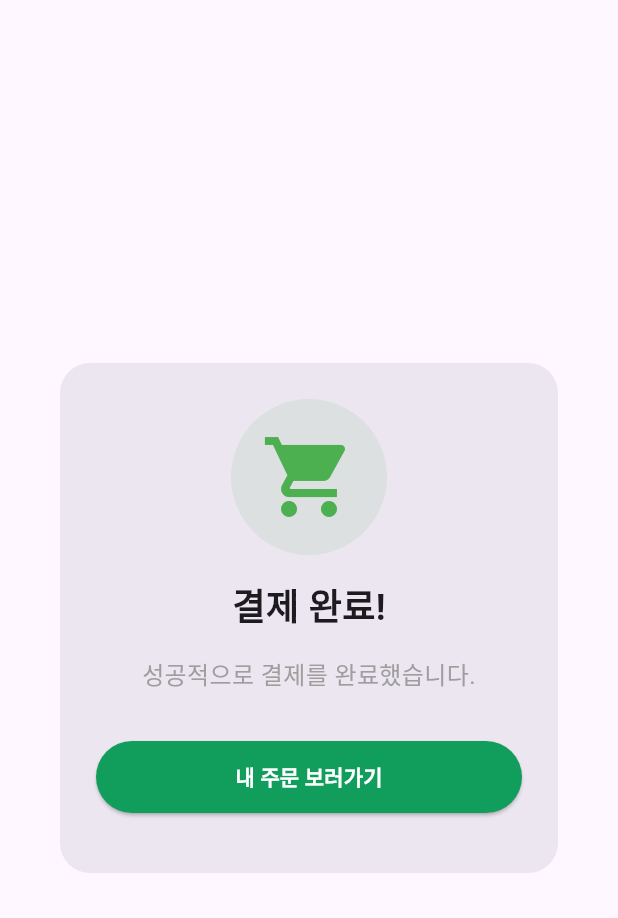
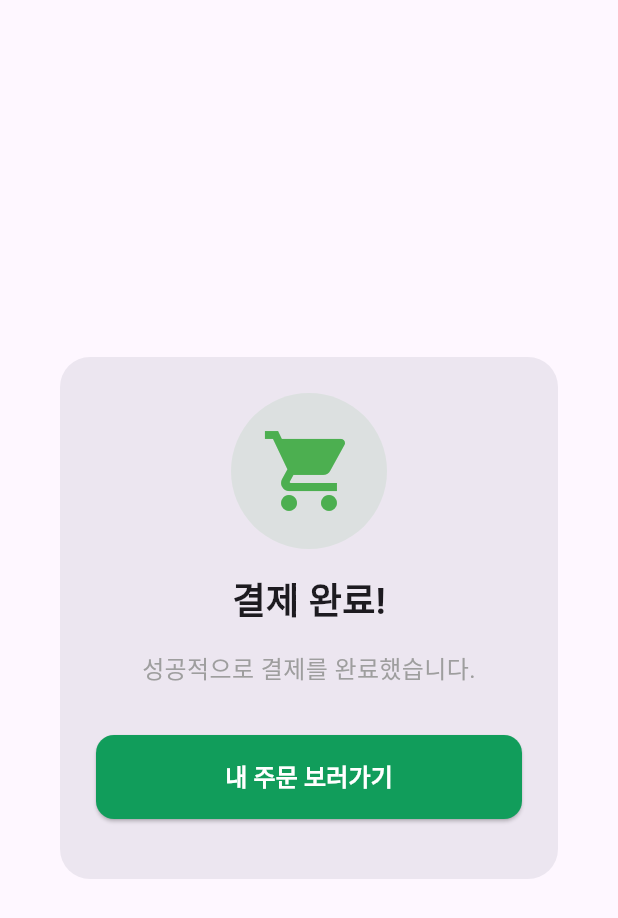
Before and after one commit to iamcharlotte09/toss_payment, a Flutter app: the PaymentSuccessDialog widget shown alone on an empty page, opened directly with empty values, on a phone screen of 412 x 824 dp. Shown: the top 918 px of the screen. Run offline on Flutter 3.47's test engine with Material 3 defaults, Android fonts, the phone set to English and light mode, and no system bars; our stand-ins replace bloc, flutter_bloc, supabase_flutter; missing offline and left inert: tosspayments_widget_sdk_flutter; accounts and stored records are empty; network calls fail.

Commit message:
changed all elevated button to custom button

```diff
--- a/lib/comp/payment_success.comp.dart
+++ b/lib/comp/payment_success.comp.dart
@@ -1,4 +1,5 @@
 import 'package:commerce_app/bloc/order.bloc.dart';
+import 'package:commerce_app/comp/custom_button.comp.dart';
 import 'package:commerce_app/const/colors.dart';
 import 'package:commerce_app/event/order.event.dart';
 import 'package:commerce_app/model/basket.model.dart';
@@ -35,27 +36,14 @@ class PaymentSuccessDialog extends StatelessWidget {
             const SizedBox(height: 16),
             _Middle(),
             const SizedBox(height: 32),
-            ElevatedButton(
+            CustomButton(
               onPressed: () {
                 Navigator.of(context).pushAndRemoveUntil(
                   MaterialPageRoute(builder: (context) => OrdersScreen()),
                   (route) => false,
                 );
               },
-              style: ElevatedButton.styleFrom(
-                backgroundColor: primaryColor,
-                minimumSize: const Size(double.infinity, 48),
-                shape: RoundedRectangleBorder(
-                  borderRadius: BorderRadius.circular(24),
-                ),
-              ),
-              child: const Text(
-                '내 주문 보러가기',
-                style: TextStyle(
-                  color: Colors.white,
-                  fontWeight: FontWeight.w600,
-                ),
-              ),
+              text:  '내 주문 보러가기',
             ),
             SizedBox(height: 16),
           ],
--- a/lib/screen/payment.screen.dart
+++ b/lib/screen/payment.screen.dart
@@ -1,5 +1,6 @@
 import 'package:commerce_app/bloc/basket.bloc.dart';
 import 'package:commerce_app/bloc/order.bloc.dart';
+import 'package:commerce_app/comp/custom_button.comp.dart';
 import 'package:commerce_app/comp/payment_success.comp.dart';
 import 'package:commerce_app/event/basket.event.dart';
 import 'package:commerce_app/event/order.event.dart';
@@ -70,7 +71,7 @@ class _PaymentScreenState extends State<PaymentScreen> {
         ),
         // PaymentWidget에 AgreementWidget을 연결
         AgreementWidget(paymentWidget: _paymentWidget, selector: 'agreement'),
-        ElevatedButton(
+        CustomButton(
             onPressed: () async {
               final orderId = Uuid().v4();
               //Order db
@@ -125,7 +126,7 @@ class _PaymentScreenState extends State<PaymentScreen> {
                 );
               }
             },
-            child: const Text('결제하기')),
+            text: '결제하기'),
       ]))
     ])));
   }
```
Also changed, not shown: lib/screen/basket.screen.dart (+3 -16 lines).
